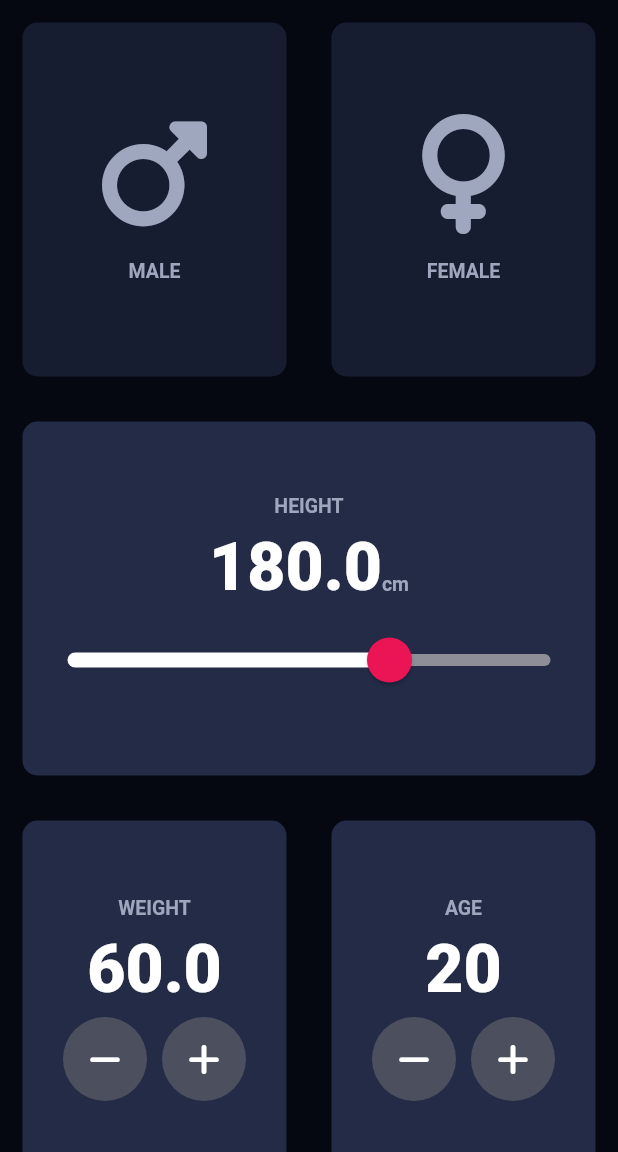
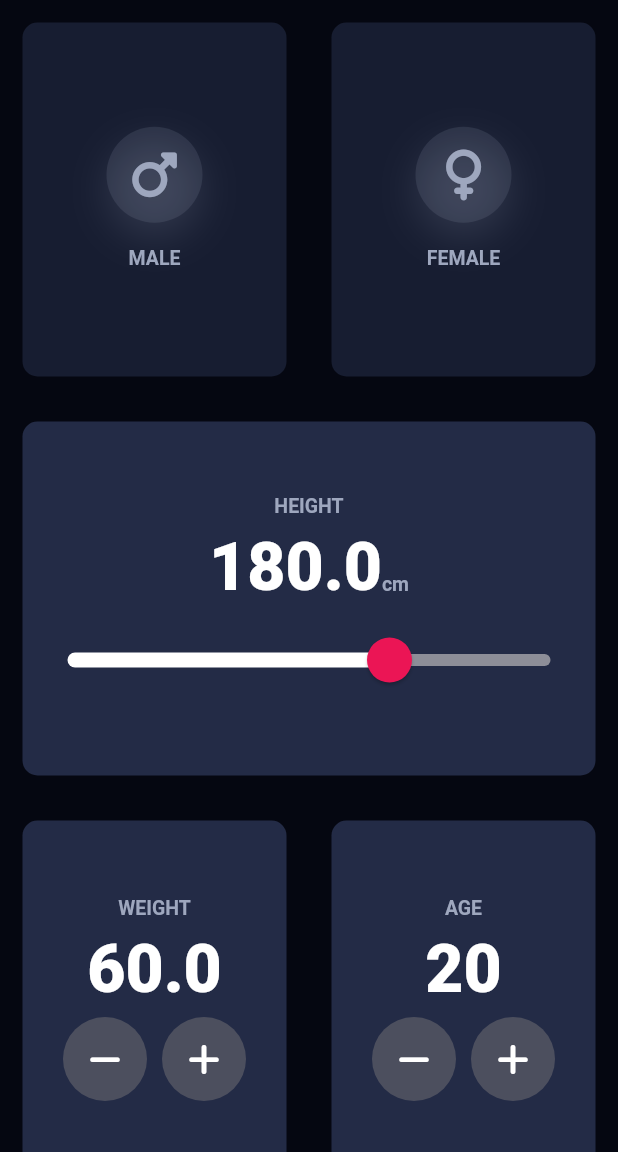
Before and after one commit to RensithUdara/bmi_calculator, a Flutter app: the screen it shows after launch, on a phone screen of 412 x 824 dp, the part 84-1236 px from its top. Run offline on Flutter 3.47's test engine with Material 3 defaults, Android fonts, the phone set to English and light mode, and no system bars; our stand-ins replace font_awesome_flutter.

Commit message:
refactor: Improve IconContent widget structure and styling for better readability

```diff
--- a/lib/components/icon_content.dart
+++ b/lib/components/icon_content.dart
@@ -2,9 +2,12 @@ import 'package:flutter/material.dart';
 import 'package:bmicalc/constants.dart';
 
 class IconContent extends StatelessWidget {
-  const IconContent(
-      {Key? key, required this.icon, required this.label, required this.colour})
-      : super(key: key);
+  const IconContent({
+    Key? key,
+    required this.icon,
+    required this.label,
+    required this.colour,
+  }) : super(key: key);
 
   final IconData icon;
   final String label;
@@ -15,18 +18,24 @@ class IconContent extends StatelessWidget {
     return Column(
       mainAxisAlignment: MainAxisAlignment.center,
       children: <Widget>[
-        Icon(
-          icon,
-          size: 80.0,
-          color: colour,
+        Container(
+          height: 64,
+          width: 64,
+          decoration: BoxDecoration(
+            shape: BoxShape.circle,
+            color: colour.withValues(alpha: 0.14),
+            boxShadow: [
+              BoxShadow(
+                color: colour.withValues(alpha: 0.18),
+                blurRadius: 22,
+                offset: const Offset(0, 10),
+              ),
+            ],
+          ),
+          child: Icon(icon, size: 34.0, color: colour),
         ),
-        const SizedBox(
-          height: 15.0,
-        ),
-        Text(
-          label,
-          style: kLabelTextStyle,
-        )
+        const SizedBox(height: 14.0),
+        Text(label, style: kLabelTextStyle),
       ],
     );
   }
```
